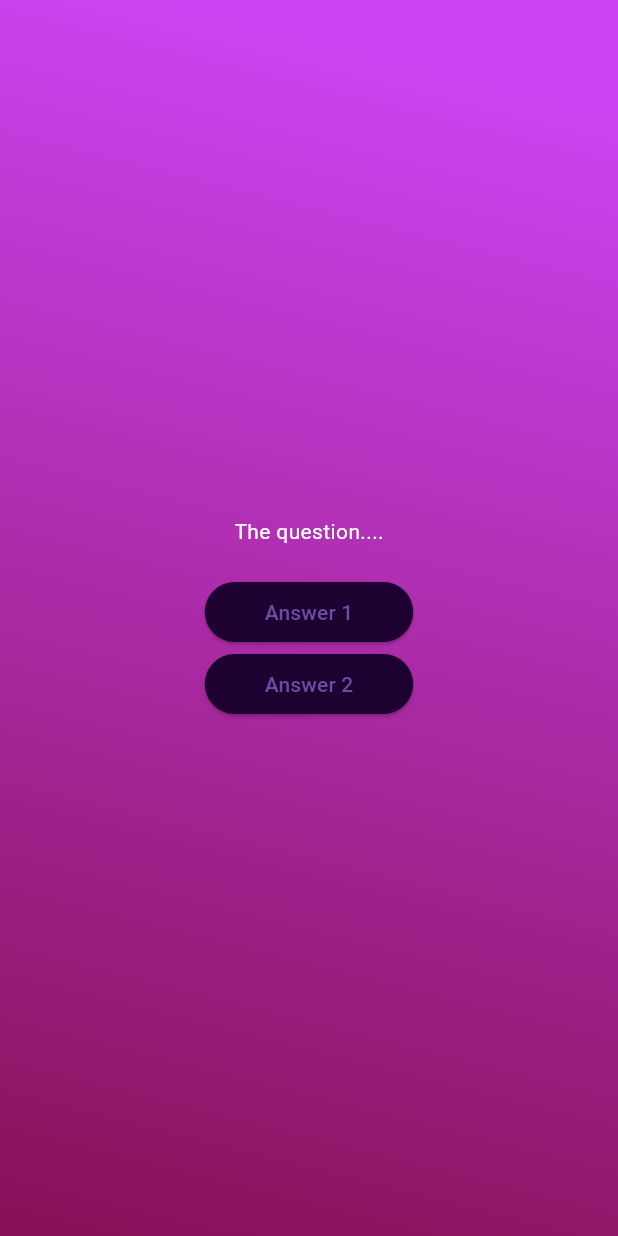
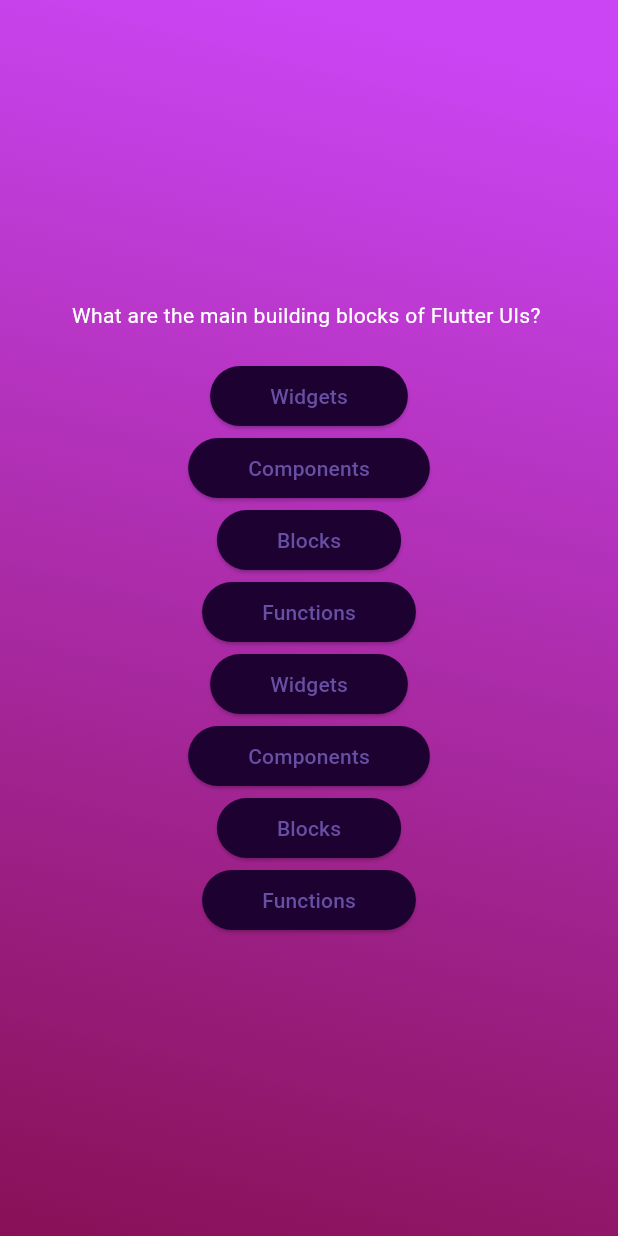
Before and after one commit to HiruniJayawardena/Application-2-Flutter-, a Flutter app: the screen it shows after launch, after a tap on "Start Quiz", on a phone screen of 412 x 824 dp. Run offline on Flutter 3.47's test engine with Material 3 defaults, Android fonts, the phone set to English and light mode, and no system bars.

Commit message:
Spread operator added

```diff
--- a/lib/questions_screen.dart
+++ b/lib/questions_screen.dart
@@ -1,5 +1,6 @@
 import 'package:flutter/material.dart ';
 import 'package:starting_screen/answer_button.dart';
+import 'package:starting_screen/data/questions.dart';
 
 class QuestionsScreen extends StatefulWidget{
   const QuestionsScreen({super.key});
@@ -13,18 +14,26 @@
 class _QuestionsScreenState extends State<QuestionsScreen>{
   @override
   Widget build(context){
+    final currentQuestion = questions[0];
+
     return SizedBox( // another approach as Center widget
       width: double.infinity, // take the full width of the screen
       child: Column(
         mainAxisAlignment: MainAxisAlignment.center,
         children: [
-        const Text(
-          'The question....',
-          style: TextStyle(
+        Text(
+          currentQuestion.text,
+          style: const TextStyle(
             color: Colors.white
           ),
         ),
         const SizedBox(height: 20,),
+
+        ...currentQuestion.answers.map((answer){
+          // map is used to convert list of answers to list of widgets
+          // ... is the spread operator
+          return AnswerButton(answerText: answer, onTap: (){});
+        }),
 
         /* following we added the arguments to named argumets
         for named argumets order is not important,
@@ -32,11 +41,19 @@
         ane need to target argumets with their name */
         AnswerButton(
           onTap: (){},
-          answerText: 'Answer 1'
+          answerText: currentQuestion.answers[0],
         ),
         AnswerButton(
           onTap: (){},
-          answerText: 'Answer 2'
+          answerText: currentQuestion.answers[1],
+        ),
+        AnswerButton(
+          onTap: (){},
+          answerText: currentQuestion.answers[2],
+        ),
+        AnswerButton(
+          onTap: (){},
+          answerText: currentQuestion.answers[3],
         ),
       ],),
     );
```
